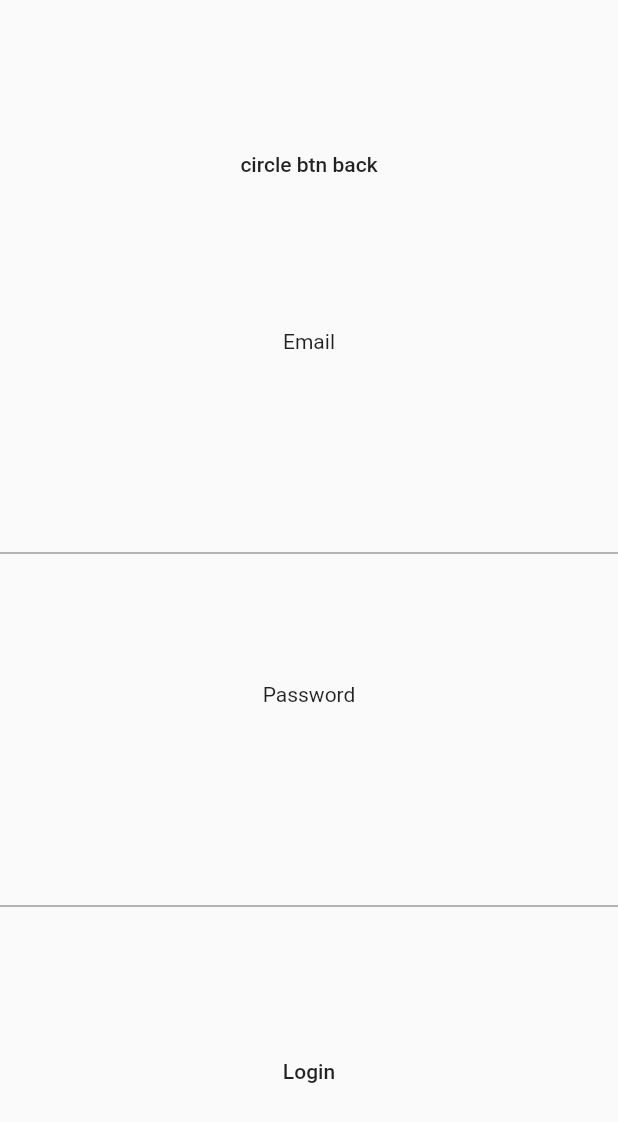
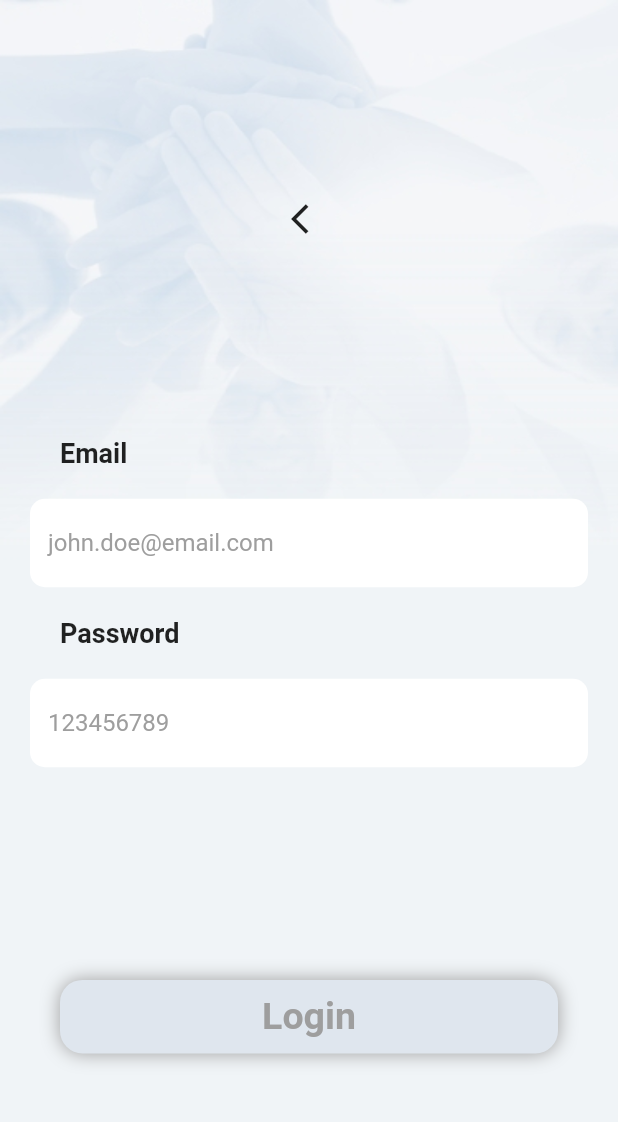
Before and after one commit to stefo231/hss_app, a Flutter app: the screen it shows after launch, on a phone screen of 412 x 824 dp. Shown: the top 1122 px of the screen. Run offline on Flutter 3.47's test engine with Material 2 defaults, Android fonts, the phone set to English and light mode, and no system bars.

Commit message:
login btn

```diff
--- a/lib/screens/login.dart
+++ b/lib/screens/login.dart
@@ -9,17 +9,124 @@ class _LogInScreenState extends State<LogInScreen> {
   @override
   Widget build(BuildContext context) {
     return Scaffold(
-      body: Column(
-        mainAxisAlignment: MainAxisAlignment.spaceEvenly,
-        children: [
-          //! Initial template code.
-          FlatButton(onPressed: () {}, child: Text('circle btn back')),
-          Text('Email'),
-          TextField(),
-          Text('Password'),
-          TextField(),
-          FlatButton(onPressed: () {}, child: Text('Login'))
-        ],
+      body: Container(
+        decoration: BoxDecoration(
+          image: DecorationImage(
+            image: AssetImage('images/group_372.jpg'),
+            fit: BoxFit.fill,
+          ),
+        ),
+        child: Column(
+          mainAxisAlignment: MainAxisAlignment.spaceEvenly,
+          children: [
+            //! Initial template code.
+            FlatButton(
+                onPressed: () {
+                  //Navigator.pop(context);
+                },
+                child: Icon(Icons.arrow_back_ios)),
+            Column(
+              crossAxisAlignment: CrossAxisAlignment.start,
+              children: [
+                Container(
+                  padding: EdgeInsets.only(left: 40.0),
+                  child: Text(
+                    'Email',
+                    style:
+                        TextStyle(fontSize: 18.0, fontWeight: FontWeight.bold),
+                  ),
+                ),
+                Container(
+                  padding: EdgeInsets.all(20.0),
+                  child: TextField(
+                    onChanged: (value) {},
+                    style: TextStyle(
+                      color: Colors.black,
+                    ),
+                    decoration: InputDecoration(
+                      filled: true,
+                      fillColor: Colors.white,
+                      hintText: 'john.doe@email.com',
+                      hintStyle: TextStyle(color: Colors.grey),
+                      border: OutlineInputBorder(
+                        borderRadius: BorderRadius.all(
+                          Radius.circular(10.0),
+                        ),
+                        borderSide: BorderSide.none,
+                      ),
+                    ),
+                  ),
+                ),
+                Container(
+                  padding: EdgeInsets.only(left: 40.0),
+                  child: Text(
+                    'Password',
+                    style:
+                        TextStyle(fontSize: 18.0, fontWeight: FontWeight.bold),
+                  ),
+                ),
+                Container(
+                  padding: EdgeInsets.all(20.0),
+                  child: TextField(
+                    onChanged: (value) {},
+                    style: TextStyle(
+                      color: Colors.black,
+                    ),
+                    decoration: InputDecoration(
+                      filled: true,
+                      fillColor: Colors.white,
+                      hintText: '123456789',
+                      hintStyle: TextStyle(color: Colors.grey),
+                      border: OutlineInputBorder(
+                        borderRadius: BorderRadius.all(
+                          Radius.circular(10.0),
+                        ),
+                        borderSide: BorderSide.none,
+                      ),
+                    ),
+                  ),
+                ),
+              ],
+            ),
+
+            GestureDetector(
+              onTap: () {
+                print('Hello!');
+              },
+              child: Container(
+                child: Center(
+                  child: Text(
+                    'Login',
+                    style: TextStyle(
+                      color: Colors.grey,
+                      fontSize: 25.0,
+                      fontWeight: FontWeight.bold,
+                    ),
+                  ),
+                ),
+                //color: Colors.grey[300],
+                margin: EdgeInsets.only(
+                  left: 40.0,
+                  right: 40.0,
+                ),
+                padding: EdgeInsets.only(
+                  top: 10.0,
+                  bottom: 10.0,
+                ),
+                decoration: BoxDecoration(
+                    color: Color(0xFFDFE6EE),
+                    shape: BoxShape.rectangle,
+                    borderRadius: BorderRadius.circular(15.0),
+                    boxShadow: [
+                      BoxShadow(
+                        color: Colors.grey[500],
+                        blurRadius: 10.0,
+                      ),
+                    ]),
+              ),
+            ),
+          ],
+        ),
       ),
     );
   }
```
